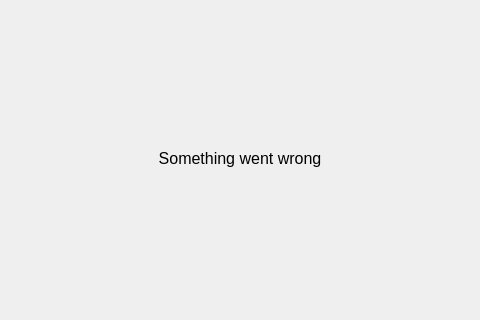
pamugk/nebulae-qt, file pages/ownedgamespage.ui: the form before one commit; both pictures show x 160 to 640 and y 142 to 462 of the 800 by 600 pixel window.
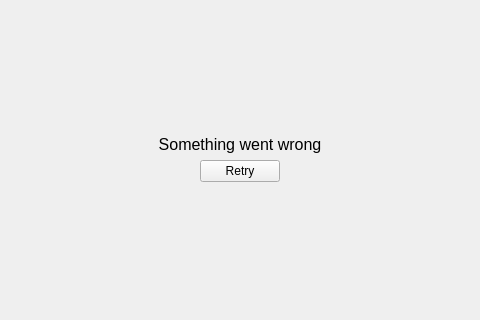
The form after the commit. The open tabs and pages were chosen to show the change. Icons and pictures are not drawn.

Patch:
```diff
--- a/pages/ownedgamespage.ui
+++ b/pages/ownedgamespage.ui
@@ -75,7 +75,20 @@
       </layout>
      </widget>
      <widget class="QWidget" name="errorPage">
-      <layout class="QVBoxLayout" name="errorPageLayout">
+      <layout class="QVBoxLayout" name="errorPageLayout" stretch="0,0,0,0">
+       <item>
+        <spacer name="errorPageTopSpacer">
+         <property name="orientation">
+          <enum>Qt::Orientation::Vertical</enum>
+         </property>
+         <property name="sizeHint" stdset="0">
+          <size>
+           <width>20</width>
+           <height>40</height>
+          </size>
+         </property>
+        </spacer>
+       </item>
        <item>
         <widget class="QLabel" name="errorLabel">
          <property name="font">
@@ -91,6 +104,30 @@
          </property>
         </widget>
        </item>
+       <item alignment="Qt::AlignmentFlag::AlignHCenter">
+        <widget class="QPushButton" name="retryButton">
+         <property name="text">
+          <string>Retry</string>
+         </property>
+         <property name="icon">
+          <iconset resource="../resources.qrc">
+           <normaloff>:/icons/rotate.svg</normaloff>:/icons/rotate.svg</iconset>
+         </property>
+        </widget>
+       </item>
+       <item>
+        <spacer name="errorPageBottomSpacer">
+         <property name="orientation">
+          <enum>Qt::Orientation::Vertical</enum>
+         </property>
+         <property name="sizeHint" stdset="0">
+          <size>
+           <width>20</width>
+           <height>40</height>
+          </size>
+         </property>
+        </spacer>
+       </item>
       </layout>
      </widget>
      <widget class="QWidget" name="loaderPage">
```
Left out of the diff: 4 changed lines with no effect on the pictures.
